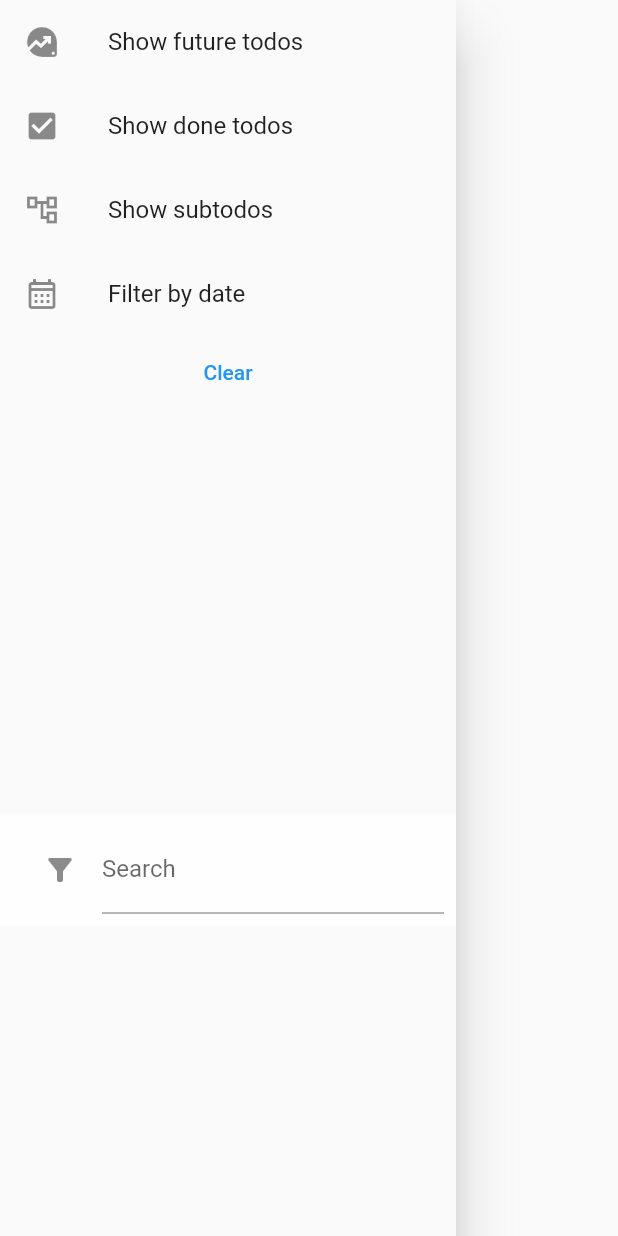
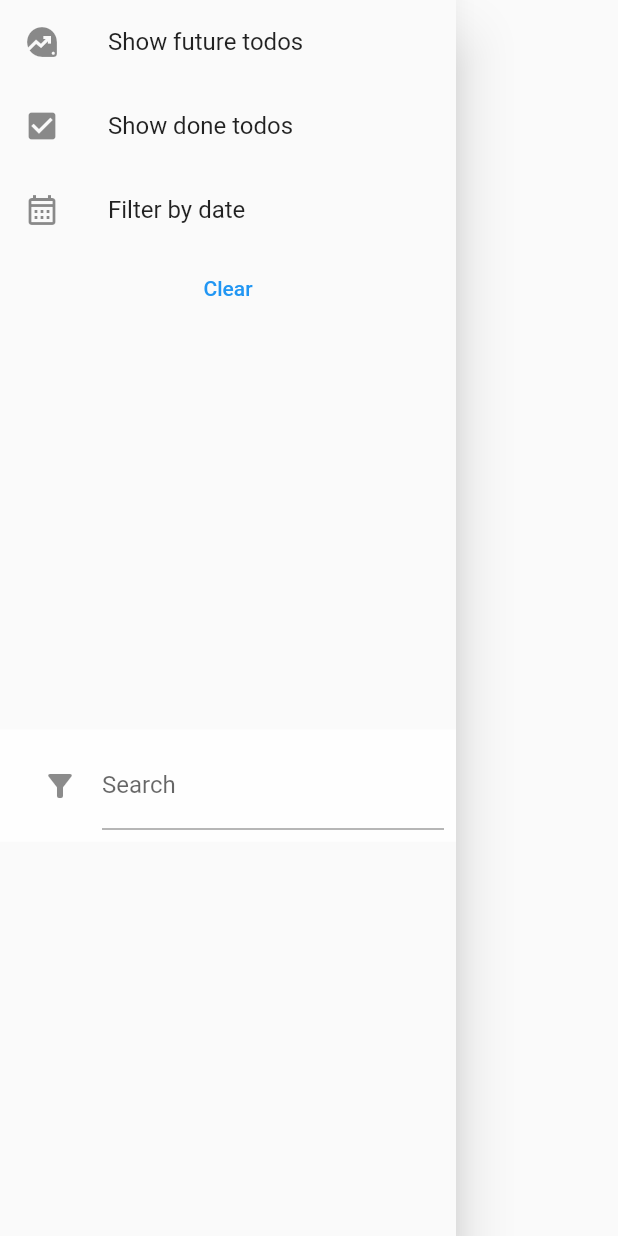
Before and after one commit to lavruh/tagged_todos_organizer, a Flutter app: the FilterMenuWidget widget shown alone on an empty page, opened directly, after a tap on "Show future todos", after a tap on "Show done todos", on a phone screen of 412 x 824 dp. Run offline on Flutter 3.47's test engine with Material 2 defaults, Android fonts, the phone set to English and light mode, and no system bars; our stand-ins replace camera, csv, file_picker, flutter_colorpicker, flutter_riverpod, flutter_slidable and 5 more; missing offline and left inert: flutter_fancy_tree_view, notes_on_image, photo_data_picker, process_run.

Commit message:
some fixes

```diff
--- a/lib/todos/domain/filtered_todos_provider.dart
+++ b/lib/todos/domain/filtered_todos_provider.dart
@@ -14,7 +14,7 @@ final filteredTodosProvider = Provider<List<ToDo>>((ref) {
     filteredTodos =
         filteredTodos.where((element) => element.done == false).toList();
   }
-  if (!ref.watch(todosFilterShowAll)) {
+  if (filter.isEmpty) {
     filteredTodos =
         filteredTodos.where((element) => element.parentId == null).toList();
   }
--- a/lib/todos/presentation/screens/todo_select_screen.dart
+++ b/lib/todos/presentation/screens/todo_select_screen.dart
@@ -42,6 +42,7 @@ class TodoSelectScreen extends ConsumerWidget {
           )),
           SearchPanelWidget(
             key: const Key('TodoSearchPanel'),
+            initSearchText: ref.read(todosFilter),
             onSearch: (v) {
               ref.read(todosFilter.notifier).update((state) => v);
             },
--- a/lib/todos/presentation/screens/todos_screen.dart
+++ b/lib/todos/presentation/screens/todos_screen.dart
@@ -34,6 +34,7 @@ class TodosScreen extends ConsumerWidget {
           )),
           SearchPanelWidget(
             key: const Key('TodoSearchPanel'),
+            initSearchText: ref.read(todosFilter),
             onSearch: (v) {
               ref.read(todosFilter.notifier).update((state) => v);
             },
--- a/lib/todos/presentation/widgets/filter_menu_widget.dart
+++ b/lib/todos/presentation/widgets/filter_menu_widget.dart
@@ -37,16 +37,6 @@ class FilterMenuWidget extends ConsumerWidget {
                     .update((state) => !flag);
               }),
           ListTile(
-            title: const Text('Show subtodos'),
-            leading: ref.watch(todosFilterShowAll)
-                ? const Icon(Icons.account_tree)
-                : const Icon(Icons.account_tree_outlined),
-            onTap: () {
-              final flag = ref.read(todosFilterShowAll);
-              ref.read(todosFilterShowAll.notifier).update((state) => !flag);
-            },
-          ),
-          ListTile(
             title: const Text('Filter by date'),
             leading: ref.watch(todosFilterByDate) == null
                 ? const Icon(Icons.calendar_month_outlined)
--- a/pubspec.yaml
+++ b/pubspec.yaml
@@ -1,7 +1,7 @@
 name: tagged_todos_organizer
 description: A new Flutter project.
 publish_to: 'none'
-version: 1.4.2+1
+version: 1.4.4+1
 
 environment:
   sdk: ">=2.17.5 <3.0.0"
```
Also changed, not shown: lib/tags/presentation/widgets/tags_preview_widget.dart (+8 -4 lines).
